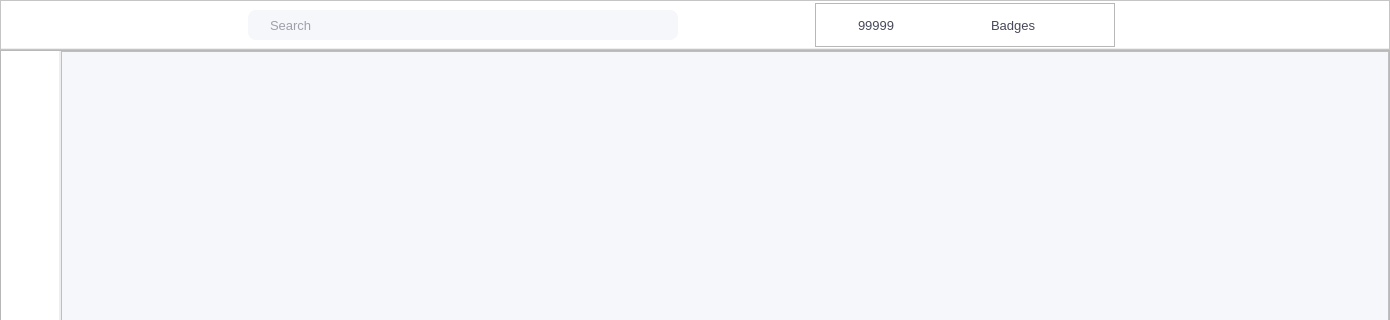
Before: the Qt Designer form src/views/main_view.ui in devforgely/MFA-Simulator, drawn with Qt 5; both pictures show x 0 to 1390 and y 0 to 320 of the 1390 by 830 pixel window.
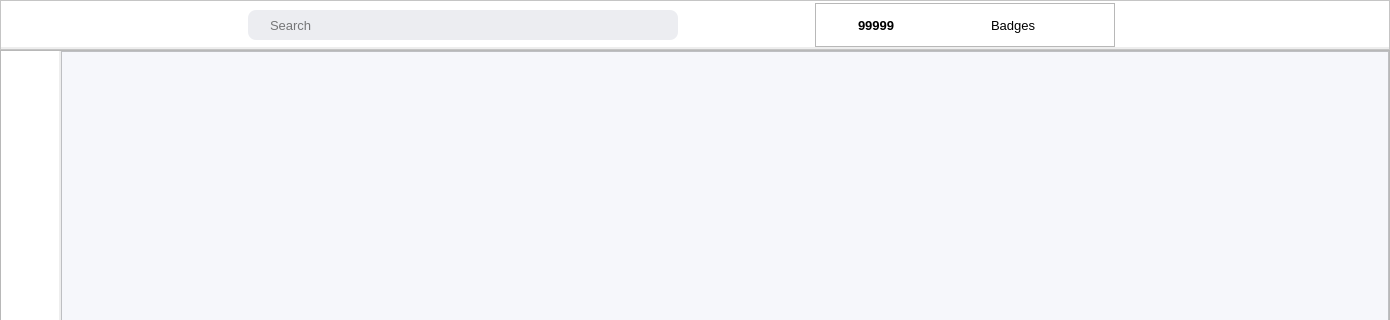
After: the same form once the commit is applied. Icons and pictures are not drawn.

The edit to the form file:
```diff
--- a/src/views/main_view.ui
+++ b/src/views/main_view.ui
@@ -32,7 +32,6 @@
 }
 
 QWidget {
-	color: #47495a;
 	font: 10pt &quot;Segoe UI&quot;;
 }
 
@@ -57,8 +56,12 @@
 
 /* Top Bar */
 #topBar {
-    background-color: #ffffff;
-	border-bottom: 2px solid #eeeeee;
+	background-color: white;
+	border-bottom: 3px solid #eeeeee;
+}
+
+#coin_count {
+	font-weight: 600;
 }
 
 #logo {
@@ -66,14 +69,14 @@
 }
 
 #search_field {
-	background-color: #f6f7fb;
+	background-color: #ecedf1;
 	border-top-left-radius: 8px;
     border-bottom-left-radius: 8px;
 	padding-left: 20px;
 }
 
 #search_icon {
-	background-color: #f6f7fb;
+	background-color: #ecedf1;
 	border-top-right-radius: 8px;
     border-bottom-right-radius: 8px;
 	padding: 5px;
@@ -84,8 +87,8 @@
 #rightSection .QPushButton:hover { background-color: #f6f7fb; }
 
 /* Left Menu */
-#leftMenu {	
-	background-color: #ffffff;
+#leftMenu {
+	background-color: white;
 	border-right: 2px solid #eeeeee;
 }
 
@@ -99,7 +102,6 @@
 	background-color: #eeeeee;
 }
 
-/* Page Container */
 #pageContainer {
 	background-color: #f6f7fb;
 }
@@ -416,9 +418,9 @@
                    <font>
                     <family>Segoe UI</family>
                     <pointsize>10</pointsize>
-                    <weight>50</weight>
+                    <weight>75</weight>
                     <italic>false</italic>
-                    <bold>false</bold>
+                    <bold>true</bold>
                    </font>
                   </property>
                   <property name="text">
```
Left out of the diff: 2 changed lines with no effect on the pictures.
